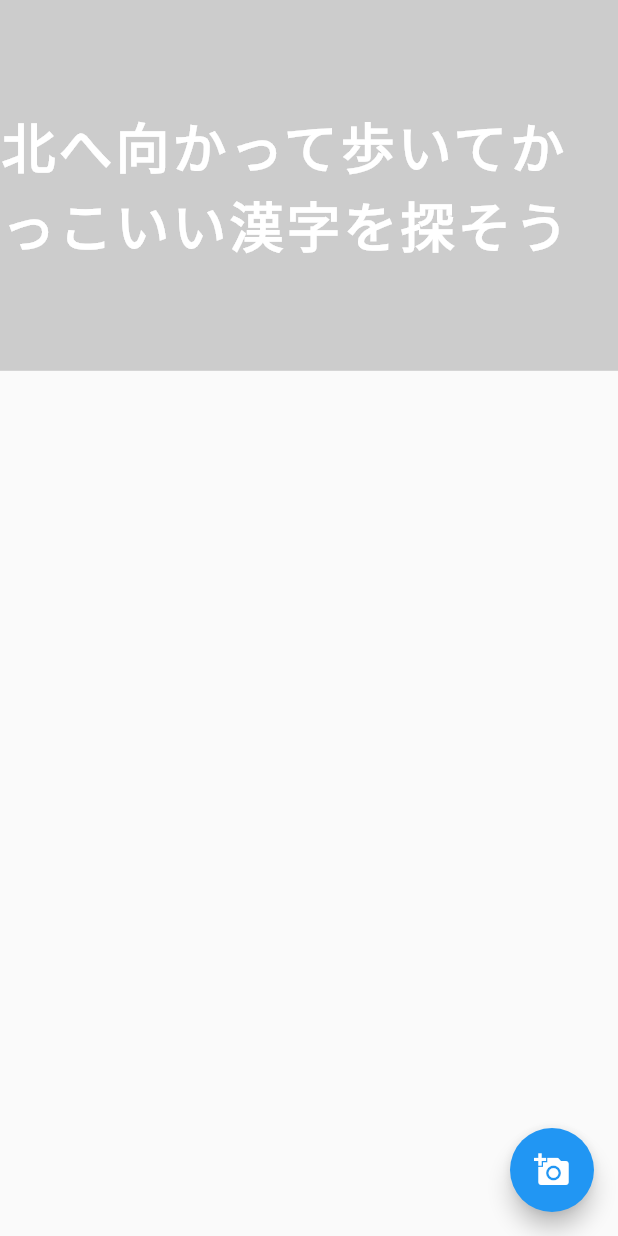
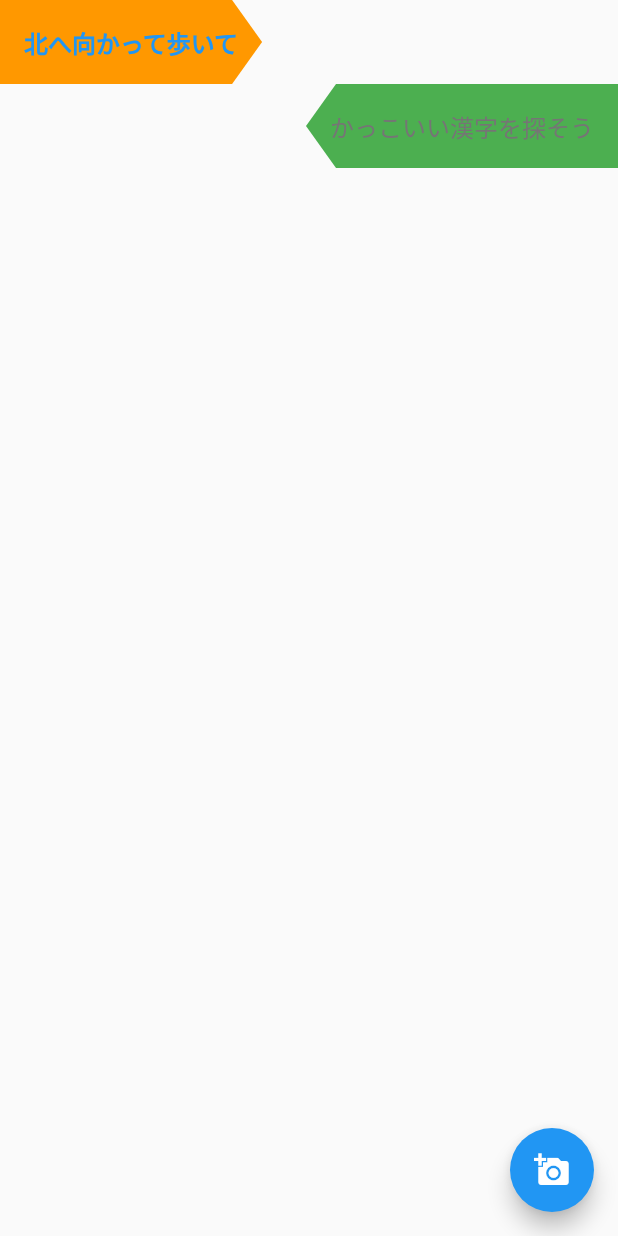
Before and after one commit to tubasasakunn/sanpo, a Flutter app: the screen it shows after launch, after a tap on "すたーと", on a phone screen of 412 x 824 dp. Run offline on Flutter 3.47's test engine with Material 2 defaults, Android fonts, the phone set to English and light mode, and no system bars; our stand-ins replace geocoding, image_picker, location.

Commit message:
cardの追加

```diff
--- a/lib/main.dart
+++ b/lib/main.dart
@@ -2,11 +2,15 @@ import 'package:flutter/material.dart';
 import 'package:sanpo/views/screens/multiple_image_screen.dart';  // 追加
 import 'package:provider/provider.dart';
 import 'package:sanpo/models/random_words_model.dart';
+import 'package:sanpo/models/location_time_model.dart';
 
 void main() {
   runApp(
-    ChangeNotifierProvider(
-      create: (context) => RandomWordsModel(),
+    MultiProvider(
+      providers: [
+        ChangeNotifierProvider(create: (context) => RandomWordsModel()),
+        ChangeNotifierProvider(create: (context) => LocationTimeModel()),
+      ],
       child: MyApp(),
     ),
   );
--- /dev/null
+++ b/lib/models/location_time_model.dart
@@ -0,0 +1,16 @@
+import 'package:flutter/foundation.dart';
+
+class LocationTimeModel extends ChangeNotifier {
+  List<String> city = [];
+  List<String> time = [];
+
+  void addCity(String ct) {
+    city.add(ct);
+    notifyListeners();
+  }
+
+  void addTime(String tm) {
+    time.add(tm);
+    notifyListeners();
+  }
+}
--- a/lib/views/screens/multiple_image_screen.dart
+++ b/lib/views/screens/multiple_image_screen.dart
@@ -9,7 +9,12 @@ import '../../services/image_service.dart';
 import '../../services/data_service.dart';
 import '../widgets/show_picker_options.dart';
 import '../widgets/random_words_and_image.dart';
+import '../widgets/random_words_card.dart';
 import '../../models/random_words_model.dart';  // ここでRandomWordsModelをインポート
+import '../../models/location_time_model.dart';
+import 'package:location/location.dart' as loc;  // 位置情報を取得するためのパッケージ
+import 'package:intl/intl.dart';
+import 'package:geocoding/geocoding.dart';
 
 class MultipleImageScreen extends StatefulWidget {
   @override
@@ -30,6 +35,7 @@ class _MultipleImageScreenState extends State<MultipleImageScreen> {
         _image = File(pickedFile.path);
         imageService.saveImage(Picture(_image!));
         _loadAndPickRandomWord();
+        _getCurrentLocationAndTime();
       }
     });
   }
@@ -42,6 +48,7 @@ class _MultipleImageScreenState extends State<MultipleImageScreen> {
         _image = File(pickedFile.path);
         imageService.saveImage(Picture(_image!));
         _loadAndPickRandomWord();
+        _getCurrentLocationAndTime();
       }
     });
   }
@@ -53,6 +60,40 @@ class _MultipleImageScreenState extends State<MultipleImageScreen> {
     Provider.of<RandomWordsModel>(context, listen: false).addLocation(newLocation);
     Provider.of<RandomWordsModel>(context, listen: false).addTodo(newTodo);
   }
+
+  Future<void> _getCurrentLocationAndTime() async {
+  // 現在地を取得
+  loc.Location location = new loc.Location();
+  loc.LocationData? locationData;
+  try {
+    locationData = await location.getLocation();
+  } catch (e) {
+    print("位置情報の取得に失敗: $e");
+  }
+
+  String city = "不明";
+
+  // 位置情報から市名を取得（逆ジオコーディング）
+  if (locationData != null) {
+    try {
+      List<Placemark> placemarks = await placemarkFromCoordinates(
+          locationData.latitude!, locationData.longitude!);
+      Placemark place = placemarks[0];
+      city = place.locality ?? "不明";
+    } catch (e) {
+      print("逆ジオコーディングに失敗: $e");
+    }
+  }
+
+  // 現時刻を取得
+  DateTime now = DateTime.now();
+  String formattedTime = DateFormat('HH:mm').format(now);
+
+  // LocationTimeModelに現在地と現時刻を追加
+  Provider.of<LocationTimeModel>(context, listen: false).addCity(city);
+  Provider.of<LocationTimeModel>(context, listen: false).addTime(formattedTime);
+}
+
 
   @override
   void initState() {
@@ -67,6 +108,8 @@ class _MultipleImageScreenState extends State<MultipleImageScreen> {
   List<Picture> savedImages = imageService.getSavedImages();
   List<String> locations = Provider.of<RandomWordsModel>(context).location;
   List<String> todos = Provider.of<RandomWordsModel>(context).todo;
+  List<String> citys = Provider.of<LocationTimeModel>(context).city;
+  List<String> times = Provider.of<LocationTimeModel>(context).time;
 
   return Scaffold(
     body: Stack(
@@ -76,27 +119,15 @@ class _MultipleImageScreenState extends State<MultipleImageScreen> {
           itemBuilder: (context, index) {
             if (index == locations.length - 1) {
 
-          return Container(
-            height: MediaQuery.of(context).size.height * 0.3,  // 画面の高さの30%
-            color: Colors.grey.withOpacity(0.5),  // 背景色（オプション）
-            child: Center(
-              child: Text(
-                locations[locations.length - 1] + todos[locations.length - 1],
-                style: TextStyle(
-                  fontSize: 36,
-                  fontWeight: FontWeight.bold,
-                  letterSpacing: 2,
-                  color: Colors.white,
-                ),
-              ),
-            ),
-          );
+          return RandomWordsCard(todo: todos[index], location: locations[index]);
             }
 
             return RandomWordsAndImage(
               location: locations[index],
               todo: todos[index],
               image: index < savedImages.length ? savedImages[index].image : null,
+              time: index < times.length ? times[index] : null,
+              city: index < citys.length ? citys[index] : null,
             );
 
           },
--- /dev/null
+++ b/lib/views/widgets/random_words_card.dart
@@ -0,0 +1,109 @@
+import 'package:flutter/material.dart';
+
+class RandomWordsCard extends StatelessWidget {
+  final String todo;
+  final String location;
+
+  RandomWordsCard({required this.todo, required this.location});
+
+  @override
+  Widget build(BuildContext context) {
+    final double triangleSize = 20.0;
+
+    return Column(
+      mainAxisAlignment: MainAxisAlignment.spaceBetween,
+      children: [
+        Align(
+  alignment: Alignment.centerLeft,
+          child: CustomPaint(
+            painter: RightTrianglePainter(triangleSize),
+            child: Container(
+              padding: EdgeInsets.all(16),
+              child: Text(
+                '$location',
+                style: TextStyle(
+                  fontSize: 16,
+                  fontWeight: FontWeight.bold,
+                  color: Colors.blue,
+                ),
+              ),
+            ),
+          ),
+        ),
+Align(
+  alignment: Alignment.centerRight,
+          child: CustomPaint(
+            painter: LeftTrianglePainter(triangleSize),
+            child: Container(
+              padding: EdgeInsets.all(16),
+              child: Text(
+                '$todo',
+                style: TextStyle(
+                  fontSize: 16,
+                  fontWeight: FontWeight.w400,
+                  color: Colors.grey[600],
+                ),
+              ),
+            ),
+          ),
+        ),
+      ],
+    );
+  }
+}
+
+class RightTrianglePainter extends CustomPainter {
+  final double triangleSize;
+
+  RightTrianglePainter(this.triangleSize);
+
+  @override
+  void paint(Canvas canvas, Size size) {
+    final Paint paint = Paint()
+      ..color = Colors.orange
+      ..style = PaintingStyle.fill;
+
+    final path = Path()
+      ..moveTo(0, 0)
+      ..lineTo(size.width - triangleSize, 0)
+      ..lineTo(size.width, size.height / 2)
+      ..lineTo(size.width - triangleSize, size.height)
+      ..lineTo(0, size.height)
+      ..close();
+
+    canvas.drawPath(path, paint);
+  }
+
+  @override
+  bool shouldRepaint(covariant CustomPainter oldDelegate) {
+    return false;
+  }
+}
+
+class LeftTrianglePainter extends CustomPainter {
+  final double triangleSize;
+
+  LeftTrianglePainter(this.triangleSize);
+
+  @override
+  void paint(Canvas canvas, Size size) {
+    final Paint paint = Paint()
+      ..color = Colors.green
+      ..style = PaintingStyle.fill;
+
+    final path = Path()
+      ..moveTo(triangleSize, 0)
+      ..lineTo(size.width, 0)
+      ..lineTo(size.width, size.height)
+      ..lineTo(triangleSize, size.height)
+      ..lineTo(0, size.height / 2)
+      ..close();
+
+    canvas.drawPath(path, paint);
+  }
+
+  @override
+  bool shouldRepaint(covariant CustomPainter oldDelegate) {
+    return false;
+  }
+}
--- a/pubspec.yaml
+++ b/pubspec.yaml
@@ -39,6 +39,9 @@ dependencies:
   image_picker: ^1.0.4
   provider: ^6.0.5
   image: ^4.0.17
+  location: ^5.0.3
+  intl: ^0.18.1
+  geocoding: ^2.1.0
 
 dev_dependencies:
   flutter_test:
```
Also changed, not shown: lib/views/widgets/random_words_and_image.dart (+12 -3 lines), lib/views/widgets/tima_and_location.dart (added, +41 -0 lines), pubspec.lock, 2 other files.
